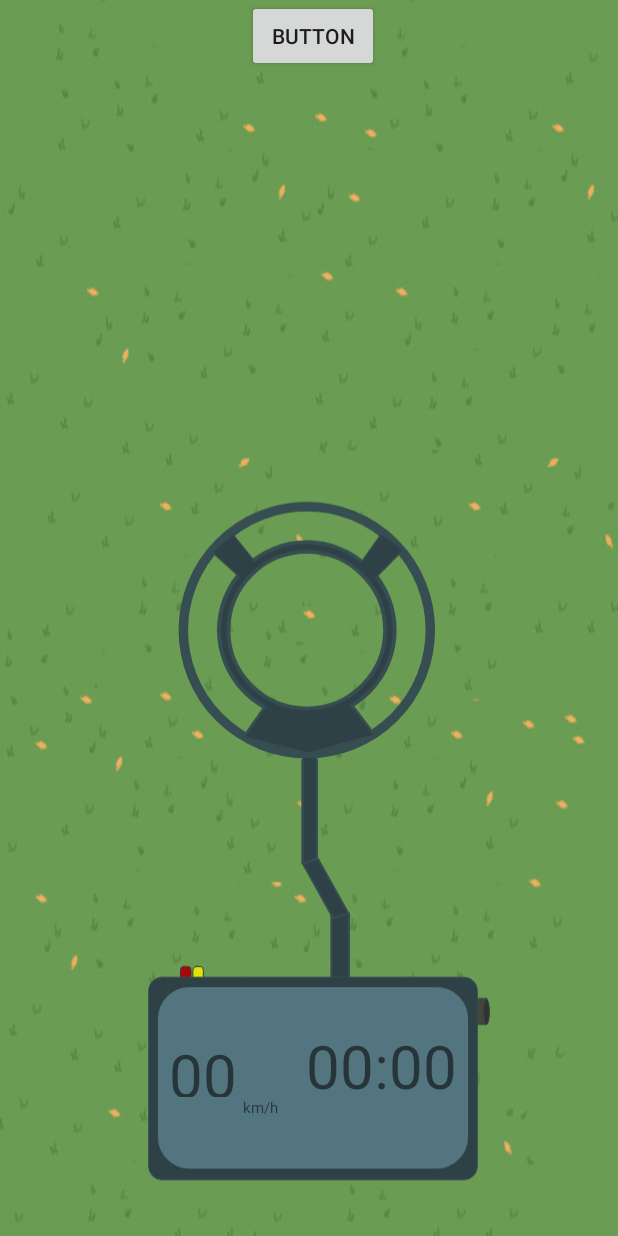
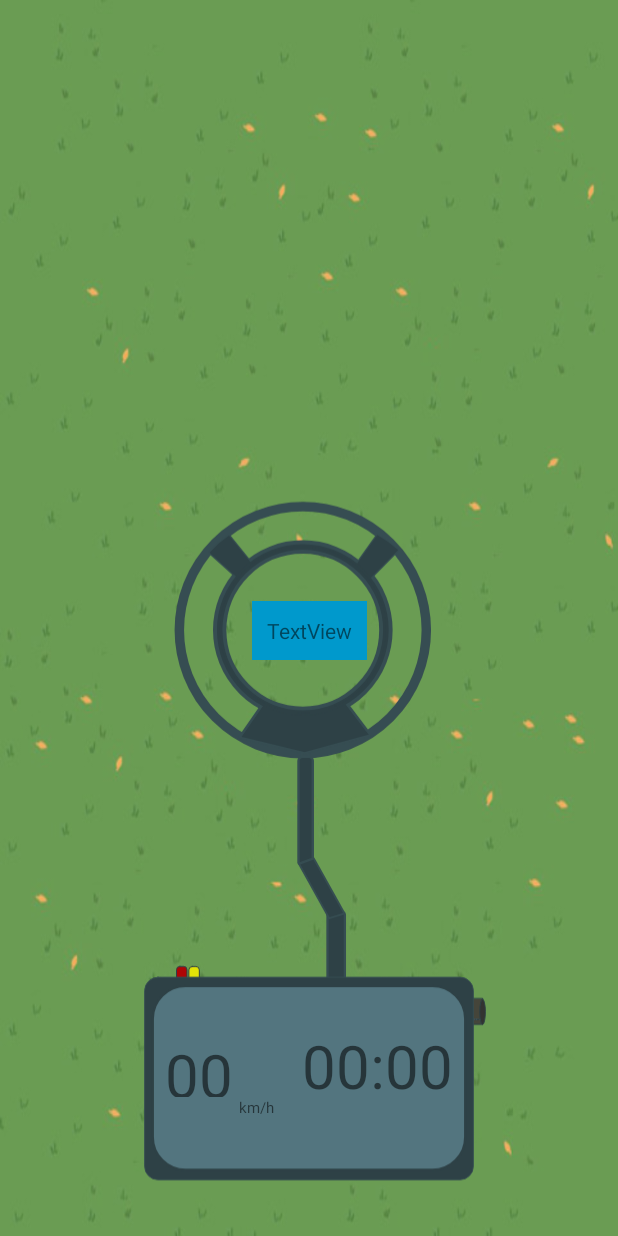
Before and after one commit to oriamd/TreasureHunt, an Android app: the layout activity_game.xml on its own in the app's theme, with its tools: preview values and no code run, on a phone screen of 412 x 824 dp. Run offline under Robolectric (Android 15) with nearby library versions, the phone set to English and light mode, and no system bars.

Commit message:
Random point

```diff
--- a/app/src/main/AndroidManifest.xml
+++ b/app/src/main/AndroidManifest.xml
@@ -19,7 +19,10 @@
                 <category android:name="android.intent.category.LAUNCHER" />
             </intent-filter>
         </activity>
-        <activity android:name=".GameActivity" />
+
+        <activity android:name=".GameActivity"
+            android:theme="@style/AppTheme.noActionBar" />
+
         <activity android:name=".WinActivity"
             android:theme="@style/AppTheme.noActionBar.popUp"></activity>
     </application>
--- a/app/src/main/java/com/example/ori/treasurehunt/WinActivity.java
+++ b/app/src/main/java/com/example/ori/treasurehunt/WinActivity.java
@@ -77,7 +77,7 @@ public class WinActivity extends AppCompatActivity {
         public GameView(Context context) {
             super(context);
             ourHolder = getHolder();
-            bitmapRunningMan = BitmapFactory.decodeResource(getResources(), R.drawable.coidsprite);
+    //        bitmapRunningMan = BitmapFactory.decodeResource(getResources(), R.drawable.coidsprite);
             bitmapRunningMan = Bitmap.createScaledBitmap(bitmapRunningMan, frameWidth * frameCount, frameHeight, false);
         }
 
--- a/app/src/main/res/layout/activity_game.xml
+++ b/app/src/main/res/layout/activity_game.xml
@@ -21,8 +21,7 @@
         app:layout_constraintRight_toRightOf="parent"
         android:layout_marginRight="26dp"
         tools:layout_constraintRight_creator="1"
-        tools:layout_constraintLeft_creator="1"
-        app:layout_constraintHorizontal_bias="0.63" />
+        tools:layout_constraintLeft_creator="1" />
 
     <android.support.constraint.ConstraintLayout
         android:layout_width="192dp"
@@ -30,7 +29,8 @@
         app:layout_constraintBottom_toBottomOf="@+id/imageView"
         android:layout_marginBottom="50dp"
         app:layout_constraintRight_toRightOf="@+id/imageView"
-        app:layout_constraintLeft_toLeftOf="@+id/imageView">
+        app:layout_constraintLeft_toLeftOf="@+id/imageView"
+        android:id="@+id/constraintLayout">
 
         <TextView
         android:text="@string/speed"
@@ -63,13 +63,21 @@
 
     </android.support.constraint.ConstraintLayout>
 
-    <Button
-        android:text="Button"
+    <TextView
+        android:text="TextView"
         android:layout_width="wrap_content"
         android:layout_height="wrap_content"
-        tools:layout_editor_absoluteY="221dp"
-        android:id="@+id/button"
-        app:layout_constraintRight_toRightOf="@+id/imageView"
-        app:layout_constraintLeft_toLeftOf="@+id/imageView" />
+        android:id="@+id/randLocation"
+        android:background="@android:color/holo_blue_dark"
+        android:padding="10dp"
+        android:layout_marginEnd="16dp"
+        app:layout_constraintRight_toRightOf="parent"
+        android:layout_marginRight="16dp"
+        android:layout_marginStart="16dp"
+        app:layout_constraintLeft_toLeftOf="parent"
+        android:layout_marginLeft="16dp"
+        android:layout_marginTop="16dp"
+        app:layout_constraintTop_toTopOf="parent"
+        app:layout_constraintBottom_toBottomOf="@+id/imageView" />
 
 </android.support.constraint.ConstraintLayout>
```
Also changed, not shown: app/src/main/java/com/example/ori/treasurehunt/gameActivity.java (+10 -14 lines).
